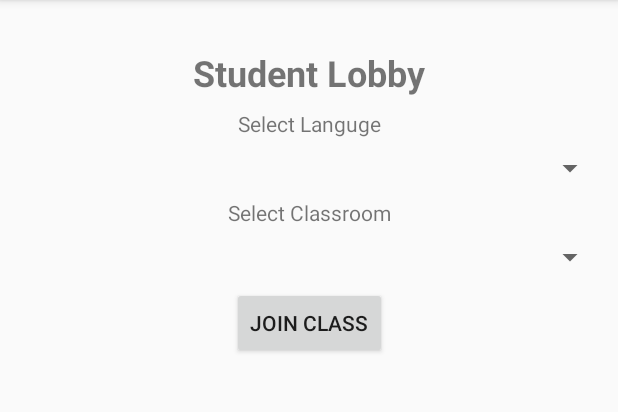
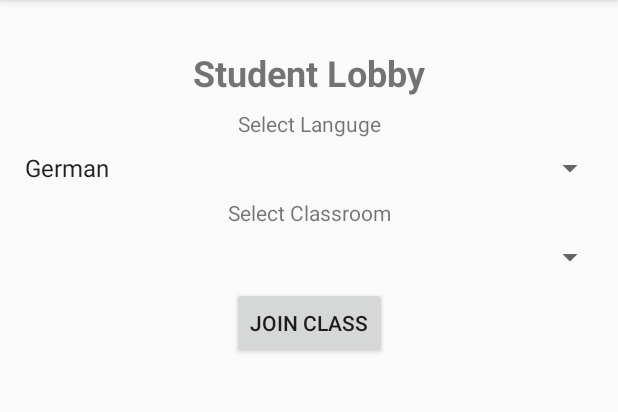
Before and after one commit to drsutherin/ceg-4410group3, an Android app: the StudentLobby screen opened directly, with no data from a screen before it, on a phone screen of 412 x 824 dp, the part 84-496 px from its top. Run offline under Robolectric (Android 15) with nearby library versions, the phone set to English and light mode, and no system bars.

Commit message:
added language options in student lobby and values to spinner

```diff
--- a/app/src/main/java/ceg4410/wright/edu/myapplication/StudentLobby.java
+++ b/app/src/main/java/ceg4410/wright/edu/myapplication/StudentLobby.java
@@ -3,18 +3,54 @@ package ceg4410.wright.edu.myapplication;
 import android.content.Intent;
 import android.support.v7.app.AppCompatActivity;
 import android.os.Bundle;
+import android.util.Log;
 import android.view.View;
+import android.widget.AdapterView;
+import android.widget.ArrayAdapter;
+import android.widget.Spinner;
 
-public class StudentLobby extends AppCompatActivity {
+public class StudentLobby extends AppCompatActivity implements AdapterView.OnItemSelectedListener {
+
+    private String[] languages = new String[]{
+            "de",   //german
+            "es",   //spanish
+            "gd",   //gaelic
+            "it",   //italian
+            "fr",   //french
+            "pt",   //portuguese
+            "da"     //danish
+    };
+    private String lingo;
+    Spinner lang_spinner;
 
     @Override
     protected void onCreate(Bundle savedInstanceState) {
         super.onCreate(savedInstanceState);
         setContentView(R.layout.activity_student_lobby);
+
+        lingo ="de";    //set default lang
+
+        lang_spinner =(Spinner) findViewById(R.id.spinner);
+                ArrayAdapter<CharSequence> adapter = ArrayAdapter.createFromResource(
+                this, R.array.language_array,android.R.layout.simple_spinner_item);
+                adapter.setDropDownViewResource(android.R.layout.simple_spinner_dropdown_item);
+        lang_spinner.setAdapter(adapter);
+        lang_spinner.setOnItemSelectedListener(this);
     }
 
     public void openHelpScreen(View view){
         Intent intent = new Intent(this, Help.class);
         startActivity(intent);
     }
+
+    @Override
+    public void onItemSelected(AdapterView<?> parent, View view, int pos, long id){
+        lingo = languages[pos];
+        Log.i("SET:", "Language code:"+lingo);
+
+    }
+
+    public void onNothingSelected(AdapterView<?> parent){
+        //TODO: interface callback
+    }
 }
--- a/app/src/main/res/values/strings.xml
+++ b/app/src/main/res/values/strings.xml
@@ -7,4 +7,15 @@
     <string name="student_button">Student</string>
     <string name="help_button">Help</string>
     <string name="enter_name">Enter Name</string>
+
+
+    <string-array name="language_array">
+        <item>German</item>
+        <item>Spanish</item>
+        <item>Scots-Gaelic</item>
+        <item>Italian</item>
+        <item>French</item>
+        <item>Portuguese</item>
+        <item>Danish</item>
+    </string-array>
 </resources>
```
Also changed, not shown: 4 other files.
